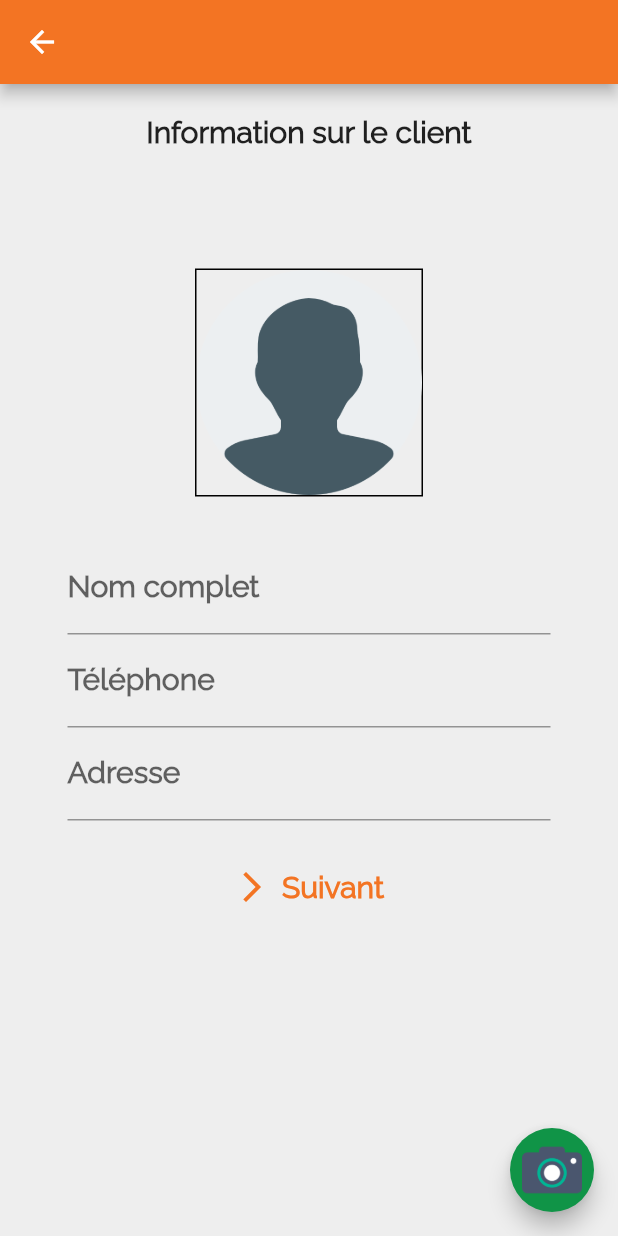
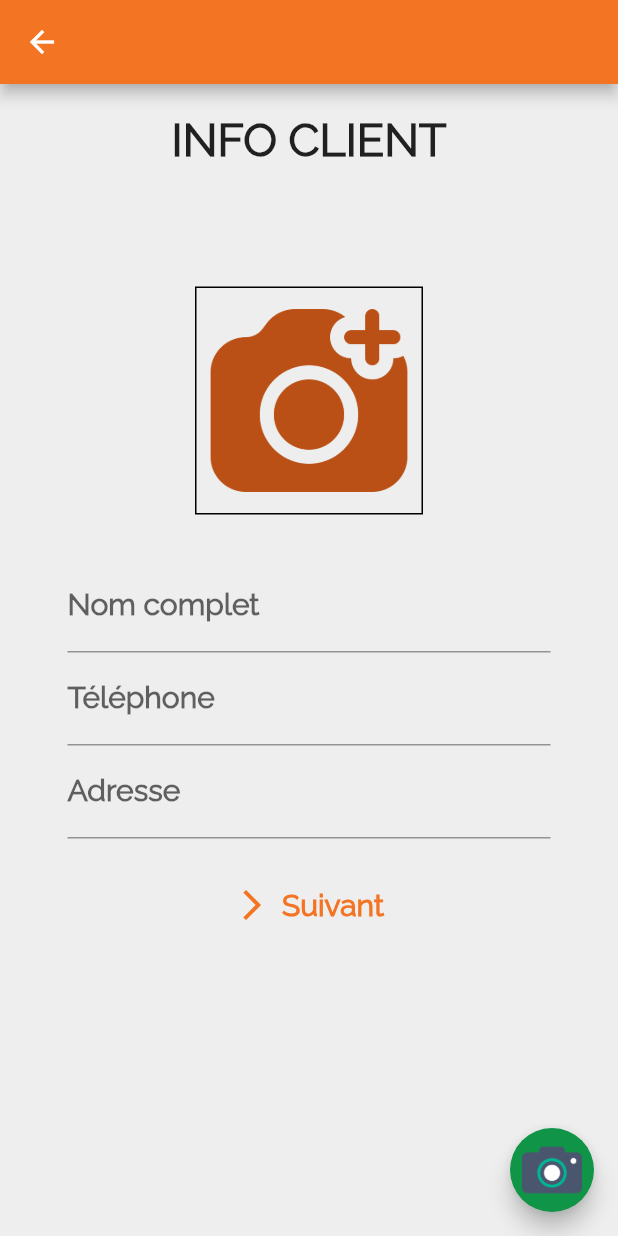
Before and after one commit to Jumeaux07/app_ivc, a Flutter app: the NewOrderScreen screen opened directly, on a phone screen of 412 x 824 dp. Run offline on Flutter 3.47's test engine with Material 2 defaults, Android fonts, the phone set to English and light mode, and no system bars; our stand-ins replace connectivity_plus, image_picker, shared_preferences; accounts and stored records are empty.

Commit message:
camera update

```diff
--- a/lib/constants.dart
+++ b/lib/constants.dart
@@ -44,6 +44,8 @@ const orderUrl = baseUrl+'commandes';
   const camera_icon =  "assets/icons/camera.png";
   const camera_1_icon =  "assets/icons/camera-1.png";
   const user_profile_icon =  "assets/icons/user-profile.png";
+  const homme_genre_icon =  "assets/icons/homme.png";
+  const femme_genre_icon =  "assets/icons/femme.png";
 
 
   // ---------------------ERREUR---------------
--- a/lib/screens/genre_screen.dart
+++ b/lib/screens/genre_screen.dart
@@ -58,11 +58,10 @@ class _GenreScreenState extends State<GenreScreen> {
             }),
             child: Row(
               children: [
-                Expanded(child: Icon(Icons.man, size: 250,)),
+                Expanded(child: Image.asset(homme_genre_icon, height: 300,) )
               ],
             ),
           ),
-          Text('HOMME'),
           GestureDetector(
             onTap: () {
               Navigator.of(context).push(
@@ -71,11 +70,10 @@ class _GenreScreenState extends State<GenreScreen> {
             },
             child: Row(
               children: [
-                Expanded(child: Icon(Icons.woman, size: 250,)),
+                Expanded(child: Image.asset(femme_genre_icon, height: 300,) )
               ],
             ),
           ),
-          Text('FEMME')
             ],
           )
     );
--- a/lib/screens/new_order_screen.dart
+++ b/lib/screens/new_order_screen.dart
@@ -56,8 +56,8 @@ class _NewOrderScreenState extends State<NewOrderScreen> {
                   Row(
                     mainAxisAlignment: MainAxisAlignment.center,
                     children: [
-                      Text("Information sur le client", style:TextStyle(
-                            fontSize: 20,
+                      Text("INFO CLIENT", style:TextStyle(
+                            fontSize: 30,
                             fontWeight: FontWeight.bold
                         ),
                       )
@@ -68,7 +68,11 @@ class _NewOrderScreenState extends State<NewOrderScreen> {
                   Row(
                     mainAxisAlignment: MainAxisAlignment.center,
                     children:[
-                      Container(
+                      GestureDetector(
+                        onTap:(){
+                          _photoClient();
+                        },
+                        child: Container(
                           decoration: BoxDecoration(
                             border: Border(
                               top: BorderSide(width: 1),
@@ -78,8 +82,9 @@ class _NewOrderScreenState extends State<NewOrderScreen> {
                             ),
                           ),
                           child: _imageClient == null ?
-                          Image.asset(user_profile_icon, width: 150,):
+                            Image.asset(camera_icon, width: 150, color: orangeFonce,):
                             Image.file(File(_imageClient!),width: 150, height: 150,fit: BoxFit.cover, )
+                        ),
                       ),
                     ]
                   ),
--- a/pubspec.yaml
+++ b/pubspec.yaml
@@ -33,6 +33,7 @@ dependencies:
   connectivity_plus: ^2.3.9
   page_transition: ^2.0.9
   image_picker: ^0.8.6+1
+  hive: ^2.2.3
   # http:
   # shared_preferences:
   # connectivity_plus:
@@ -84,6 +85,8 @@ flutter:
     - assets/icons/camera.png
     - assets/icons/camera-1.png
     - assets/icons/user-profile.png
+    - assets/icons/femme.png
+    - assets/icons/homme.png
 
   # An image asset can refer to one or more resolution-specific "variants", see
   # https://flutter.dev/assets-and-images/#resolution-aware.
```
Also changed, not shown: lib/screens/dashboard_screen.dart (+42 -27 lines), assets/icons/camera.png, assets/icons/femme.png (added), assets/icons/homme.png (added), assets/images/btn_cmd.png, assets/images/btn_list.png, assets/images/logo.png, pubspec.lock. Lines whose indentation alone changed are shown as unchanged.
